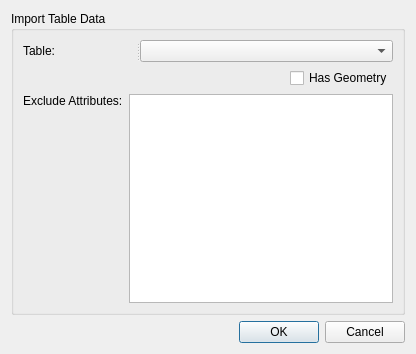
Before: the Qt Designer form ui/importUpdate.ui in HusseinKabbout/Historize, drawn with Qt 5.
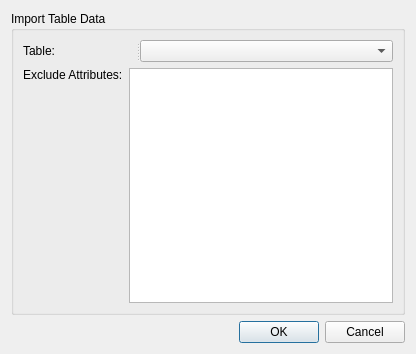
After: the same form once the commit is applied.

The edit to the form file:
```diff
--- a/ui/importUpdate.ui
+++ b/ui/importUpdate.ui
@@ -40,14 +40,7 @@
         </widget>
        </widget>
       </item>
-      <item row="1" column="0" alignment="Qt::AlignRight">
-       <widget class="QCheckBox" name="checkBox">
-        <property name="text">
-         <string>Has Geometry</string>
-        </property>
-       </widget>
-      </item>
-      <item row="2" column="0">
+      <item row="1" column="0">
        <layout class="QGridLayout" name="gridLayout_3">
         <item row="0" column="0" alignment="Qt::AlignTop">
          <widget class="QLabel" name="attribLabel">
```
Left out of the diff: 2 changed lines with no effect on the pictures.
